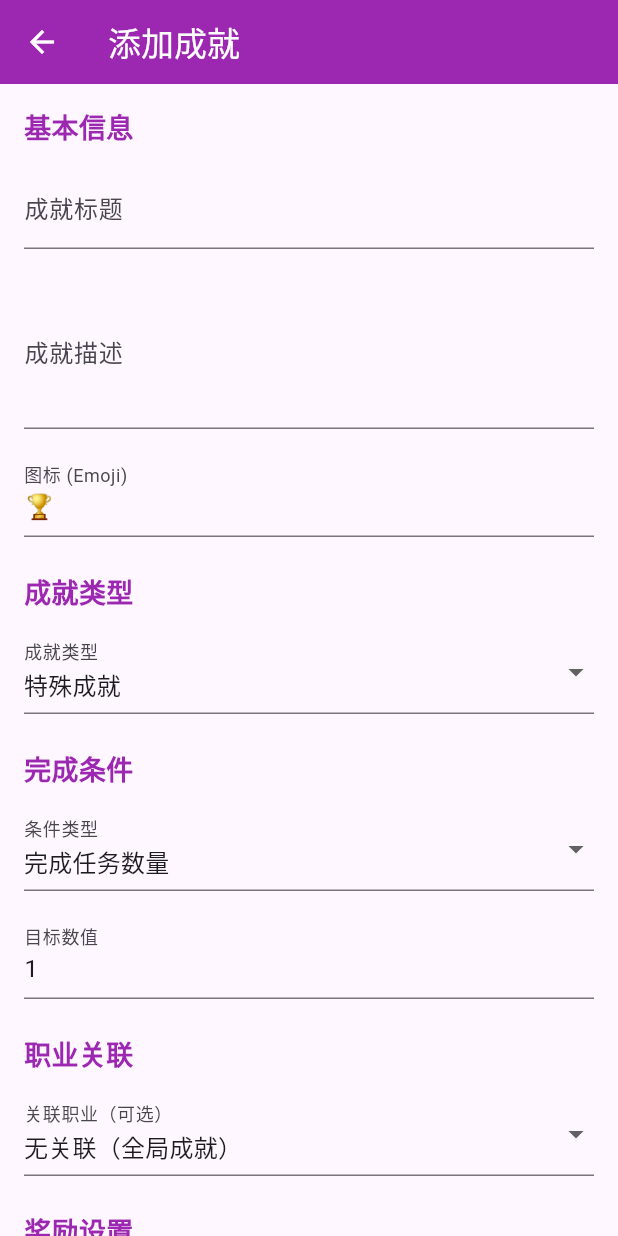
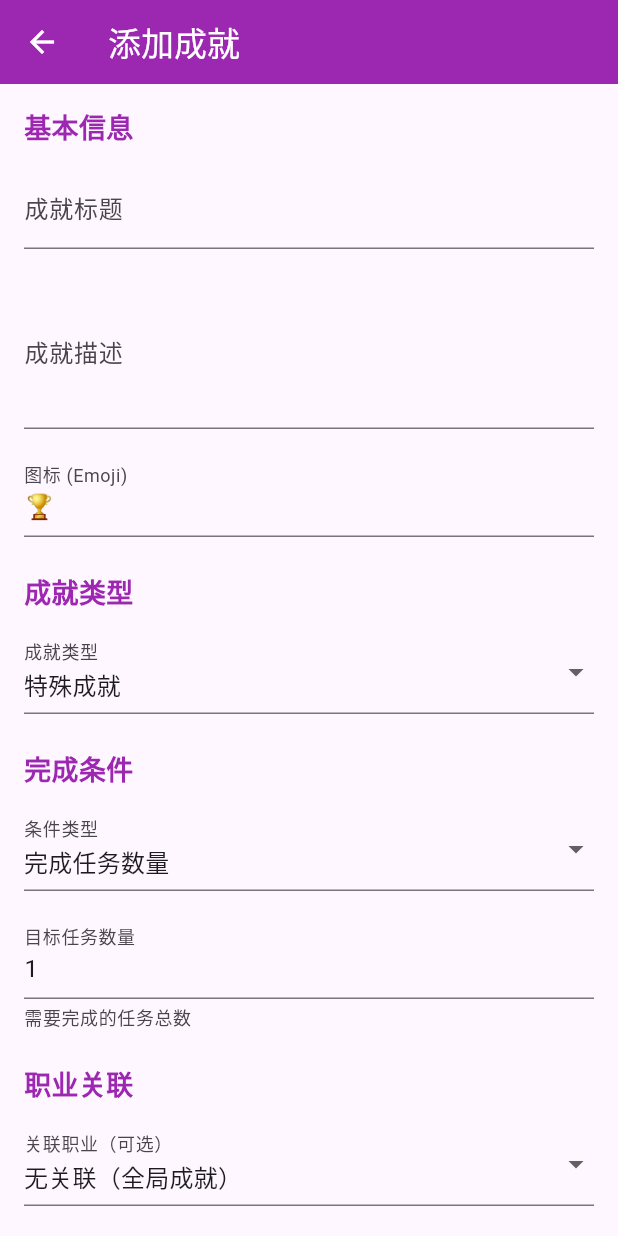
Before and after one commit to WeiTao96/task_manager_app, a Flutter app: the AddAchievementScreen screen opened directly, on a phone screen of 412 x 824 dp. Run offline on Flutter 3.47's test engine with Material 3 defaults, Android fonts, the phone set to English and light mode, and no system bars; our stand-ins replace sqflite; accounts and stored records are empty.

Commit message:
fix: 优化创建成就逻辑

```diff
--- a/lib/providers/achievement_provider.dart
+++ b/lib/providers/achievement_provider.dart
@@ -236,8 +236,8 @@ class AchievementProvider with ChangeNotifier {
           newValue = currentStreak ?? 0;
           break;
         case ConditionType.difficultyTasks:
-          if (difficultyTaskCounts != null) {
-            newValue = difficultyTaskCounts[TaskDifficulty.high] ?? 0;
+          if (difficultyTaskCounts != null && achievement.targetDifficulty != null) {
+            newValue = difficultyTaskCounts[achievement.targetDifficulty!] ?? 0;
           }
           break;
         case ConditionType.professionLevel:
--- a/lib/screens/achievement_management_screen.dart
+++ b/lib/screens/achievement_management_screen.dart
@@ -3,6 +3,7 @@ import 'package:provider/provider.dart';
 import '../providers/achievement_provider.dart';
 import '../providers/profession_provider.dart';
 import '../models/achievement.dart';
+import '../models/task.dart';
 import '../widgets/achievement_card.dart';
 
 class AchievementManagementScreen extends StatefulWidget {
@@ -168,6 +169,7 @@ class _AddAchievementScreenState extends State<AddAchievementScreen> {
   String _icon = '🏆';
   AchievementType _type = AchievementType.special;
   ConditionType _conditionType = ConditionType.taskCount;
+  TaskDifficulty _targetDifficulty = TaskDifficulty.medium; // 新增难度选择
   int _targetValue = 1;
   int _rewardXp = 50;
   int _rewardGold = 10;
@@ -249,8 +251,41 @@ class _AddAchievementScreenState extends State<AddAchievementScreen> {
                     onChanged: (value) => setState(() => _conditionType = value!),
                   ),
                   SizedBox(height: 16),
+
+                  // 当条件类型是"完成指定难度任务"时，显示难度选择器
+                  if (_conditionType == ConditionType.difficultyTasks) ...[
+                    DropdownButtonFormField<TaskDifficulty>(
+                      value: _targetDifficulty,
+                      decoration: InputDecoration(
+                        labelText: '目标任务难度',
+                        helperText: '选择需要完成的任务难度',
+                      ),
+                      items: TaskDifficulty.values.map((difficulty) {
+                        return DropdownMenuItem(
+                          value: difficulty,
+                          child: Row(
+                            children: [
+                              Icon(
+                                _getDifficultyIcon(difficulty),
+                                color: difficulty.color,
+                                size: 20,
+                              ),
+                              SizedBox(width: 8),
+                              Text(difficulty.displayName),
+                            ],
+                          ),
+                        );
+                      }).toList(),
+                      onChanged: (value) => setState(() => _targetDifficulty = value!),
+                    ),
+                    SizedBox(height: 16),
+                  ],
+
                   TextFormField(
-                    decoration: InputDecoration(labelText: '目标数值'),
+                    decoration: InputDecoration(
+                      labelText: _getTargetValueLabel(),
+                      helperText: _getTargetValueHelper(),
+                    ),
                     keyboardType: TextInputType.number,
                     initialValue: _targetValue.toString(),
                     validator: (value) {
@@ -423,6 +458,54 @@ class _AddAchievementScreenState extends State<AddAchievementScreen> {
     );
   }
 
+  // 获取难度对应的图标
+  IconData _getDifficultyIcon(TaskDifficulty difficulty) {
+    switch (difficulty) {
+      case TaskDifficulty.low:
+        return Icons.keyboard_arrow_down;
+      case TaskDifficulty.medium:
+        return Icons.remove;
+      case TaskDifficulty.high:
+        return Icons.keyboard_arrow_up;
+    }
+  }
+
+  // 根据条件类型获取目标数值标签
+  String _getTargetValueLabel() {
+    switch (_conditionType) {
+      case ConditionType.taskCount:
+        return '目标任务数量';
+      case ConditionType.experienceGained:
+        return '目标经验值';
+      case ConditionType.goldEarned:
+        return '目标金币数量';
+      case ConditionType.streakDays:
+        return '连续天数';
+      case ConditionType.difficultyTasks:
+        return '目标任务数量';
+      case ConditionType.professionLevel:
+        return '目标职业等级';
+    }
+  }
+
+  // 根据条件类型获取目标数值帮助文本
+  String _getTargetValueHelper() {
+    switch (_conditionType) {
+      case ConditionType.taskCount:
+        return '需要完成的任务总数';
+      case ConditionType.experienceGained:
+        return '需要获得的经验值总数';
+      case ConditionType.goldEarned:
+        return '需要获得的金币总数';
+      case ConditionType.streakDays:
+        return '需要连续完成任务的天数';
+      case ConditionType.difficultyTasks:
+        return '需要完成的${_targetDifficulty.displayName}难度任务数量';
+      case ConditionType.professionLevel:
+        return '职业需要达到的等级';
+    }
+  }
+
   void _saveAchievement() async {
     if (_formKey.currentState?.validate() != true) return;
 
@@ -436,6 +519,7 @@ class _AddAchievementScreenState extends State<AddAchievementScreen> {
       type: _type,
       conditionType: _conditionType,
       targetValue: _targetValue,
+      targetDifficulty: _conditionType == ConditionType.difficultyTasks ? _targetDifficulty : null,
       rewardXp: _rewardXp,
       rewardGold: _rewardGold,
       color: _color,
```
Also changed, not shown: lib/models/achievement.dart (+22 -3 lines), lib/services/task_service.dart (+12 -2 lines), 1 other file.
